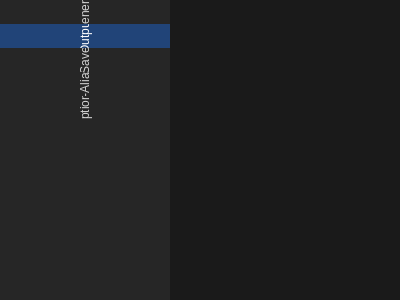
This is QChromosome/tabwidget.ui in Michalaq/ChromosomeVisualizer as Qt 5 draws it before an edit. The edited form follows.
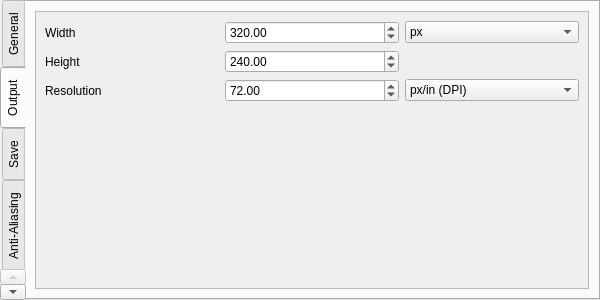
This is the edited form. The open tabs and pages were chosen to show the change.

Commit message: Added forst controls to Output

The edit to the form file:
```diff
--- a/QChromosome/tabwidget.ui
+++ b/QChromosome/tabwidget.ui
@@ -6,7 +6,7 @@
    <rect>
     <x>0</x>
     <y>0</y>
-    <width>400</width>
+    <width>600</width>
     <height>300</height>
    </rect>
   </property>
@@ -43,6 +43,18 @@
 QTabWidget::pane {
 	background: #1a1a1a;
 	border: none;
+}
+
+QLabel {
+	color: lightgray;
+}
+
+QScrollArea {
+	border: none;
+}
+
+QScrollArea &gt; QWidget &gt; QWidget {
+	background: #1a1a1a;
 }</string>
   </property>
   <property name="tabPosition">
@@ -57,6 +69,142 @@
    <attribute name="title">
     <string>Output</string>
    </attribute>
+   <layout class="QGridLayout" name="gridLayout">
+    <item row="0" column="0">
+     <widget class="QScrollArea" name="scrollArea">
+      <property name="widgetResizable">
+       <bool>true</bool>
+      </property>
+      <widget class="QWidget" name="scrollAreaWidgetContents">
+       <property name="geometry">
+        <rect>
+         <x>0</x>
+         <y>0</y>
+         <width>412</width>
+         <height>282</height>
+        </rect>
+       </property>
+       <layout class="QGridLayout" name="gridLayout_2">
+        <item row="1" column="0">
+         <widget class="QLabel" name="label_2">
+          <property name="text">
+           <string>Height</string>
+          </property>
+         </widget>
+        </item>
+        <item row="1" column="1">
+         <widget class="QDoubleSpinBox" name="doubleSpinBox_2">
+          <property name="maximum">
+           <double>16000.000000000000000</double>
+          </property>
+          <property name="value">
+           <double>240.000000000000000</double>
+          </property>
+         </widget>
+        </item>
+        <item row="0" column="0">
+         <widget class="QLabel" name="label">
+          <property name="text">
+           <string>Width</string>
+          </property>
+         </widget>
+        </item>
+        <item row="0" column="1">
+         <widget class="QDoubleSpinBox" name="doubleSpinBox">
+          <property name="maximum">
+           <double>16000.000000000000000</double>
+          </property>
+          <property name="value">
+           <double>320.000000000000000</double>
+          </property>
+         </widget>
+        </item>
+        <item row="0" column="2">
+         <widget class="QComboBox" name="comboBox">
+          <item>
+           <property name="text">
+            <string>px</string>
+           </property>
+          </item>
+          <item>
+           <property name="text">
+            <string>cm</string>
+           </property>
+          </item>
+          <item>
+           <property name="text">
+            <string>mm</string>
+           </property>
+          </item>
+          <item>
+           <property name="text">
+            <string>in</string>
+           </property>
+          </item>
+          <item>
+           <property name="text">
+            <string>pt</string>
+           </property>
+          </item>
+          <item>
+           <property name="text">
+            <string>pc</string>
+           </property>
+          </item>
+         </widget>
+        </item>
+        <item row="2" column="0">
+         <widget class="QLabel" name="label_3">
+          <property name="text">
+           <string>Resolution</string>
+          </property>
+         </widget>
+        </item>
+        <item row="2" column="1">
+         <widget class="QDoubleSpinBox" name="doubleSpinBox_3">
+          <property name="maximum">
+           <double>100000.000000000000000</double>
+          </property>
+          <property name="value">
+           <double>72.000000000000000</double>
+          </property>
+         </widget>
+        </item>
+        <item row="2" column="2">
+         <widget class="QComboBox" name="comboBox_2">
+          <property name="currentIndex">
+           <number>1</number>
+          </property>
+          <item>
+           <property name="text">
+            <string>px/cm (DPC)</string>
+           </property>
+          </item>
+          <item>
+           <property name="text">
+            <string>px/in (DPI)</string>
+           </property>
+          </item>
+         </widget>
+        </item>
+        <item row="3" column="1">
+         <spacer name="verticalSpacer">
+          <property name="orientation">
+           <enum>Qt::Vertical</enum>
+          </property>
+          <property name="sizeHint" stdset="0">
+           <size>
+            <width>20</width>
+            <height>40</height>
+           </size>
+          </property>
+         </spacer>
+        </item>
+       </layout>
+      </widget>
+     </widget>
+    </item>
+   </layout>
   </widget>
   <widget class="QWidget" name="tabSave">
    <attribute name="title">
```
Left out of the diff: 3 changed lines with no effect on the pictures.
